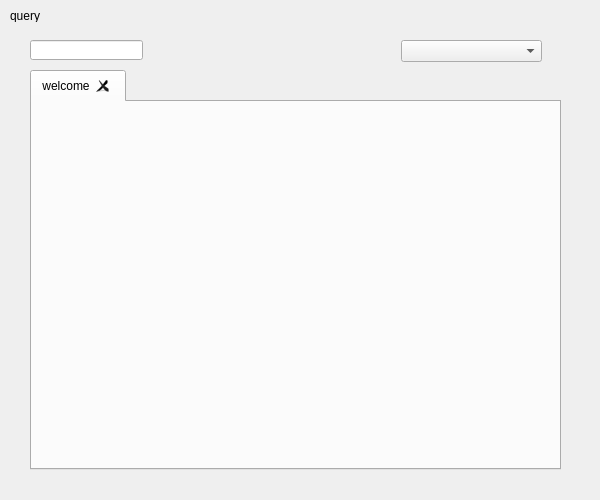
Before: the Qt Designer form WordLite/querywidget.ui in Staaaaaaaaar/WordHub, drawn with Qt 5.
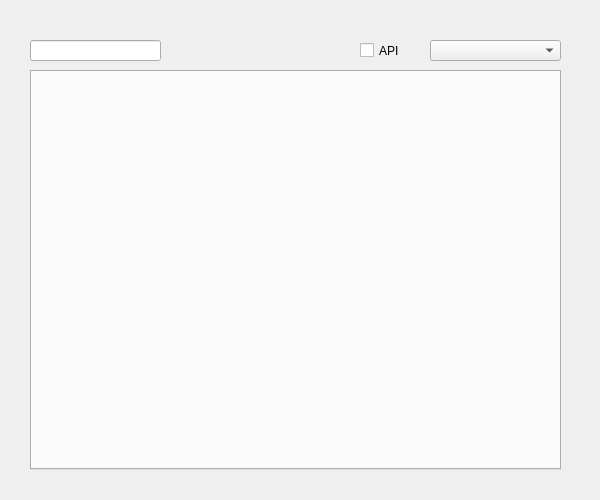
After: the same form once the commit is applied.

Commit message: 查询界面全部功能实现

```diff
--- a/WordLite/querywidget.ui
+++ b/WordLite/querywidget.ui
@@ -13,26 +13,13 @@
   <property name="windowTitle">
    <string>Form</string>
   </property>
-  <widget class="QLabel" name="label">
-   <property name="geometry">
-    <rect>
-     <x>10</x>
-     <y>10</y>
-     <width>40</width>
-     <height>12</height>
-    </rect>
-   </property>
-   <property name="text">
-    <string>query</string>
-   </property>
-  </widget>
   <widget class="QLineEdit" name="searchEdit">
    <property name="geometry">
     <rect>
      <x>30</x>
      <y>40</y>
-     <width>113</width>
-     <height>20</height>
+     <width>131</width>
+     <height>21</height>
     </rect>
    </property>
   </widget>
@@ -72,25 +59,30 @@
    <property name="tabBarAutoHide">
     <bool>false</bool>
    </property>
-   <widget class="QWidget" name="tab">
-    <property name="enabled">
-     <bool>true</bool>
-    </property>
-    <attribute name="title">
-     <string>welcome</string>
-    </attribute>
-   </widget>
   </widget>
   <widget class="QComboBox" name="comboBox">
    <property name="geometry">
     <rect>
-     <x>401</x>
+     <x>430</x>
      <y>40</y>
-     <width>141</width>
-     <height>22</height>
+     <width>131</width>
+     <height>21</height>
     </rect>
    </property>
   </widget>
+  <widget class="QCheckBox" name="useAPICheckBox">
+   <property name="geometry">
+    <rect>
+     <x>360</x>
+     <y>40</y>
+     <width>71</width>
+     <height>21</height>
+    </rect>
+   </property>
+   <property name="text">
+    <string>API</string>
+   </property>
+  </widget>
  </widget>
  <resources/>
  <connections/>
```
Left out of the diff: 2 changed lines with no effect on the pictures. The commit also changes 7 other files.
